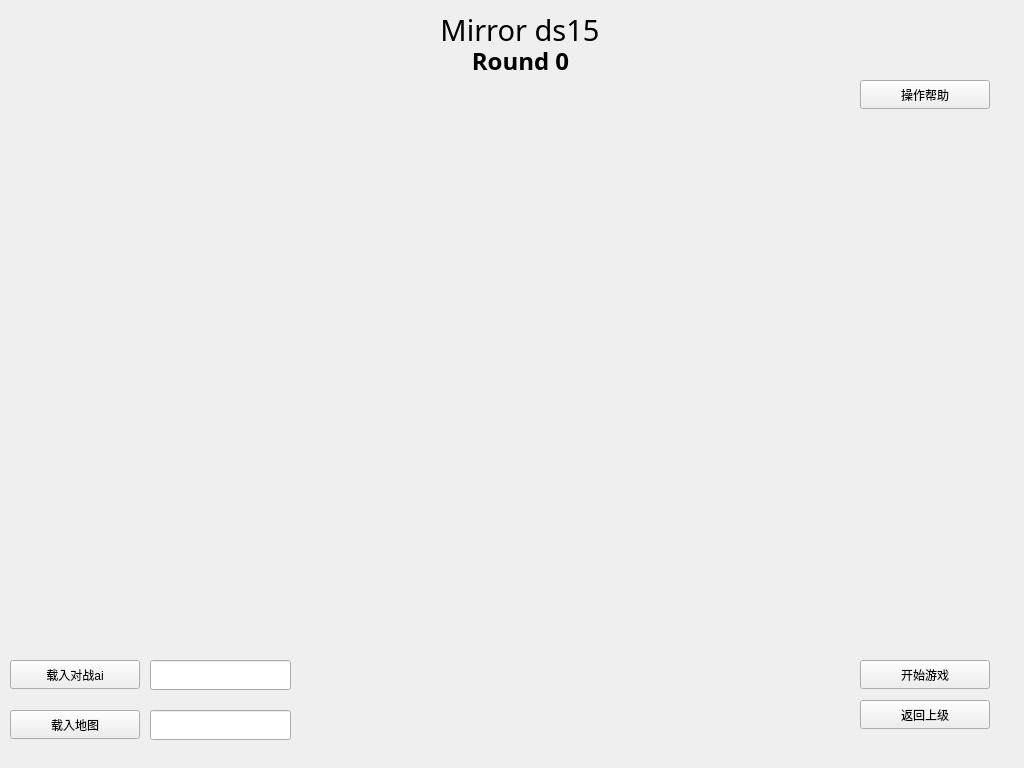
First picture: the form in Main_window/part_humanvsai.ui, repository lindexWindy/ds15UI, before the edit.
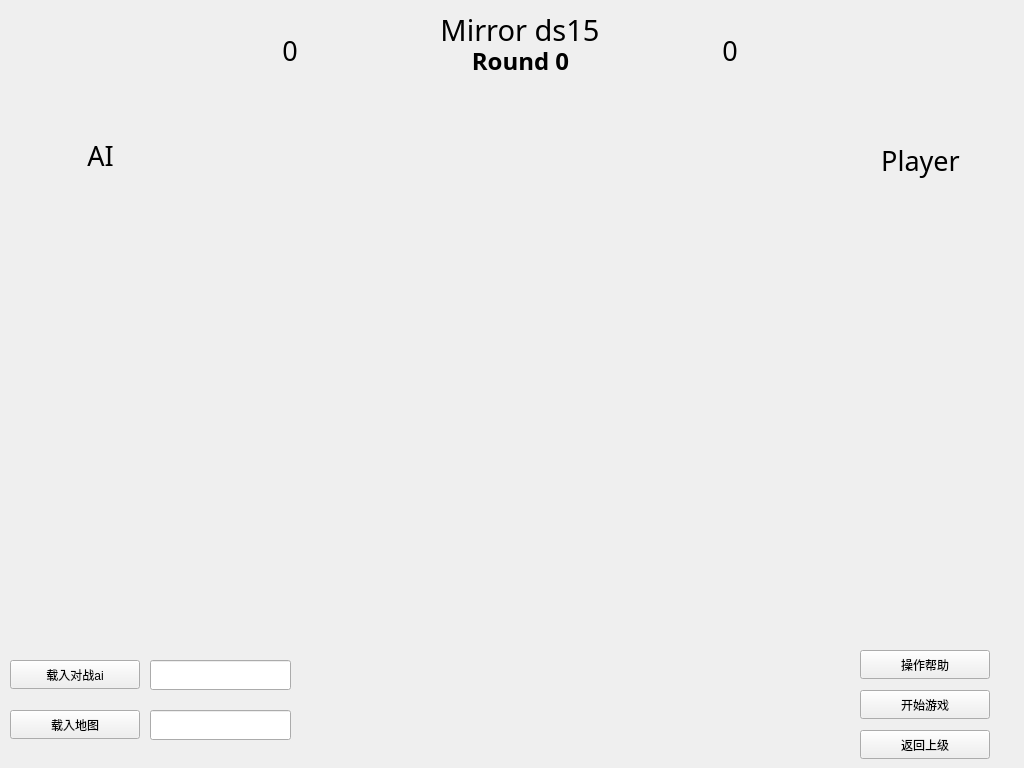
Second picture: the form after the edit.

Patch:
```diff
--- a/Main_window/part_humanvsai.ui
+++ b/Main_window/part_humanvsai.ui
@@ -75,7 +75,7 @@
    <property name="geometry">
     <rect>
      <x>10</x>
-     <y>160</y>
+     <y>180</y>
      <width>181</width>
      <height>431</height>
     </rect>
@@ -86,7 +86,7 @@
    <property name="geometry">
     <rect>
      <x>830</x>
-     <y>160</y>
+     <y>180</y>
      <width>181</width>
      <height>431</height>
     </rect>
@@ -97,7 +97,7 @@
    <property name="geometry">
     <rect>
      <x>860</x>
-     <y>660</y>
+     <y>690</y>
      <width>130</width>
      <height>29</height>
     </rect>
@@ -110,7 +110,7 @@
    <property name="geometry">
     <rect>
      <x>860</x>
-     <y>700</y>
+     <y>730</y>
      <width>130</width>
      <height>29</height>
     </rect>
@@ -160,7 +160,7 @@
    <property name="geometry">
     <rect>
      <x>860</x>
-     <y>80</y>
+     <y>650</y>
      <width>130</width>
      <height>29</height>
     </rect>
@@ -193,6 +193,94 @@
     <set>Qt::AlignCenter</set>
    </property>
   </widget>
+  <widget class="QLabel" name="scoLabel1">
+   <property name="geometry">
+    <rect>
+     <x>250</x>
+     <y>30</y>
+     <width>80</width>
+     <height>40</height>
+    </rect>
+   </property>
+   <property name="font">
+    <font>
+     <family>Lohit Hindi</family>
+     <pointsize>20</pointsize>
+    </font>
+   </property>
+   <property name="text">
+    <string>0</string>
+   </property>
+   <property name="alignment">
+    <set>Qt::AlignCenter</set>
+   </property>
+  </widget>
+  <widget class="QLabel" name="scoLabel2">
+   <property name="geometry">
+    <rect>
+     <x>690</x>
+     <y>30</y>
+     <width>80</width>
+     <height>40</height>
+    </rect>
+   </property>
+   <property name="font">
+    <font>
+     <family>Lohit Hindi</family>
+     <pointsize>20</pointsize>
+    </font>
+   </property>
+   <property name="text">
+    <string>0</string>
+   </property>
+   <property name="alignment">
+    <set>Qt::AlignCenter</set>
+   </property>
+  </widget>
+  <widget class="QLabel" name="label">
+   <property name="geometry">
+    <rect>
+     <x>50</x>
+     <y>140</y>
+     <width>101</width>
+     <height>31</height>
+    </rect>
+   </property>
+   <property name="font">
+    <font>
+     <family>SimHei</family>
+     <pointsize>20</pointsize>
+    </font>
+   </property>
+   <property name="text">
+    <string>AI</string>
+   </property>
+   <property name="alignment">
+    <set>Qt::AlignCenter</set>
+   </property>
+  </widget>
+  <widget class="QLabel" name="playerLabel">
+   <property name="geometry">
+    <rect>
+     <x>840</x>
+     <y>140</y>
+     <width>161</width>
+     <height>41</height>
+    </rect>
+   </property>
+   <property name="font">
+    <font>
+     <family>SimHei</family>
+     <pointsize>20</pointsize>
+    </font>
+   </property>
+   <property name="text">
+    <string>Player</string>
+   </property>
+   <property name="alignment">
+    <set>Qt::AlignCenter</set>
+   </property>
+  </widget>
  </widget>
  <resources/>
  <connections/>
```
